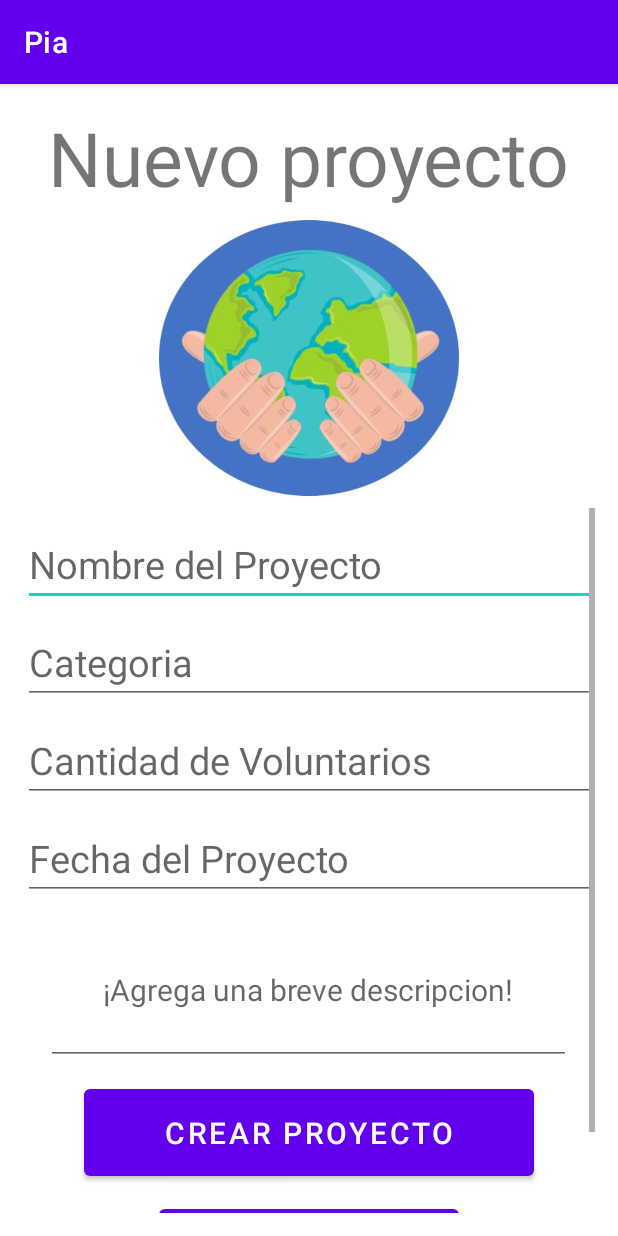
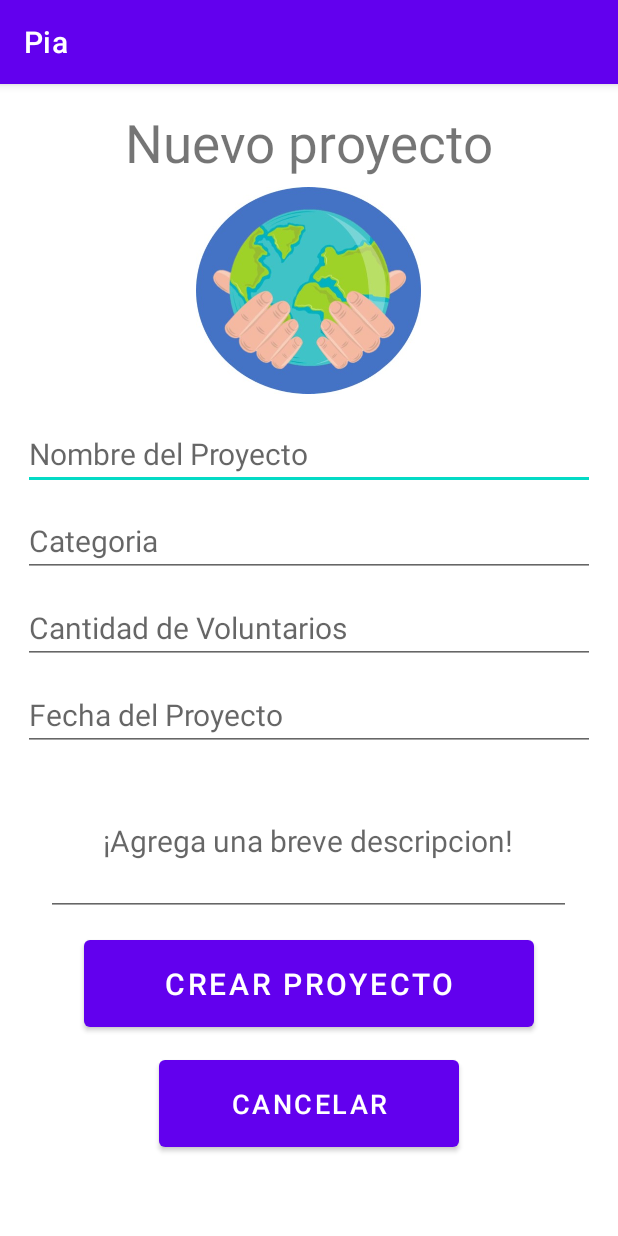
Before and after one commit to Devany15/EcoApp2, an Android app: the Nuevo_proyecto screen opened directly, with no data from a screen before it, on a phone screen of 412 x 824 dp. Run offline under Robolectric (Android 15) with nearby library versions, the phone set to English and light mode, and no system bars.

Commit message:
Update activity_nuevo_proyecto.xml

```diff
--- a/app/src/main/res/layout/activity_nuevo_proyecto.xml
+++ b/app/src/main/res/layout/activity_nuevo_proyecto.xml
@@ -8,19 +8,6 @@
     tools:context=".Nuevo_proyecto"
     android:layout_margin="15dp">
 
-    <TextView
-        android:layout_width="wrap_content"
-        android:layout_height="wrap_content"
-        android:text="Nuevo proyecto"
-        android:textSize="50sp"
-        android:layout_gravity="center"
-        />
-    <ImageView
-        android:layout_width="200dp"
-        android:layout_height="200dp"
-        android:layout_gravity="center"
-        android:src="@drawable/mundo"
-        />
 
     <ScrollView
         android:layout_width="match_parent"
@@ -30,7 +17,19 @@
                 android:layout_width="match_parent"
                 android:layout_height="wrap_content"
                 android:orientation="vertical" >
-
+                <TextView
+                    android:layout_width="wrap_content"
+                    android:layout_height="wrap_content"
+                    android:text="Nuevo proyecto"
+                    android:textSize="35sp"
+                    android:layout_gravity="center"
+                    />
+                <ImageView
+                    android:layout_width="150dp"
+                    android:layout_height="150dp"
+                    android:layout_gravity="center"
+                    android:src="@drawable/mundo"
+                    />
 
                 <EditText
                     android:id="@+id/nProyecto"
@@ -39,7 +38,7 @@
                     android:layout_marginTop="10dp"
                     android:hint="Nombre del Proyecto"
                     android:inputType="text"
-                    android:textSize="25sp" />
+                    android:textSize="20sp" />
 
                 <EditText
                     android:id="@+id/catProy"
@@ -48,7 +47,7 @@
                     android:layout_marginTop="10dp"
                     android:hint="Categoria"
                     android:inputType="text"
-                    android:textSize="25sp" />
+                    android:textSize="20sp" />
 
                 <EditText
                     android:id="@+id/cantProy"
@@ -57,7 +56,7 @@
                     android:layout_marginTop="10dp"
                     android:hint="Cantidad de Voluntarios"
                     android:inputType="number"
-                    android:textSize="25sp" />
+                    android:textSize="20sp" />
 
                 <EditText
                     android:id="@+id/dateProy"
@@ -66,7 +65,7 @@
                     android:layout_marginTop="10dp"
                     android:hint="Fecha del Proyecto"
                     android:inputType="date"
-                    android:textSize="25sp" />
+                    android:textSize="20sp" />
 
                 <EditText
                     android:id="@+id/desProy"
```
